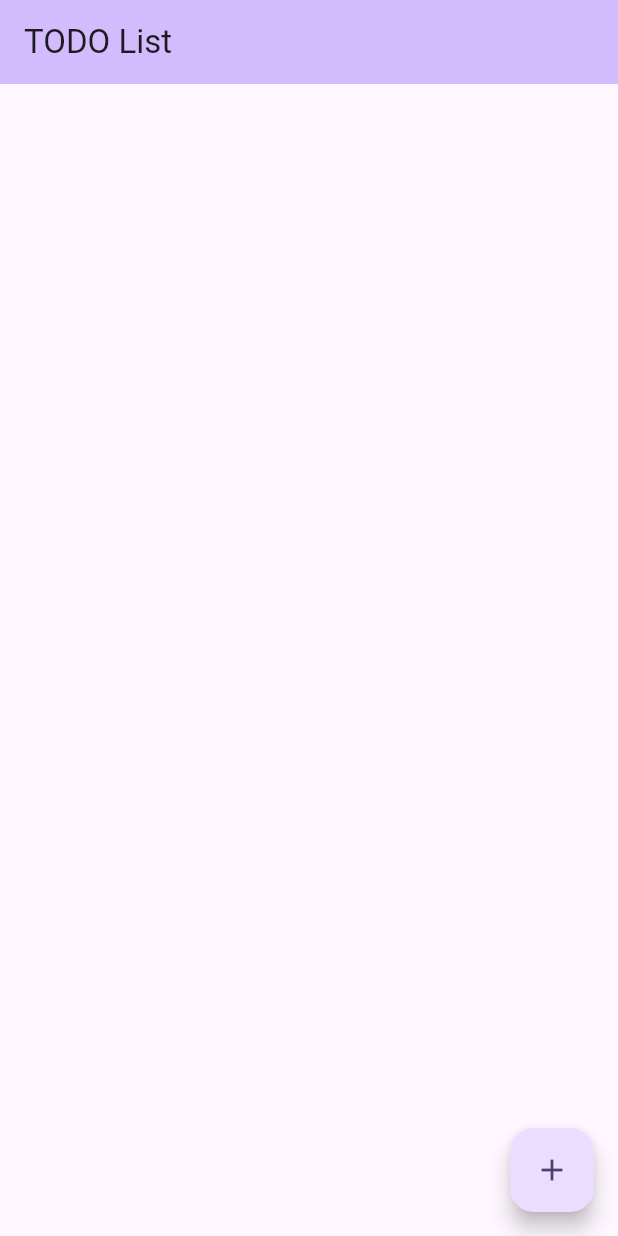
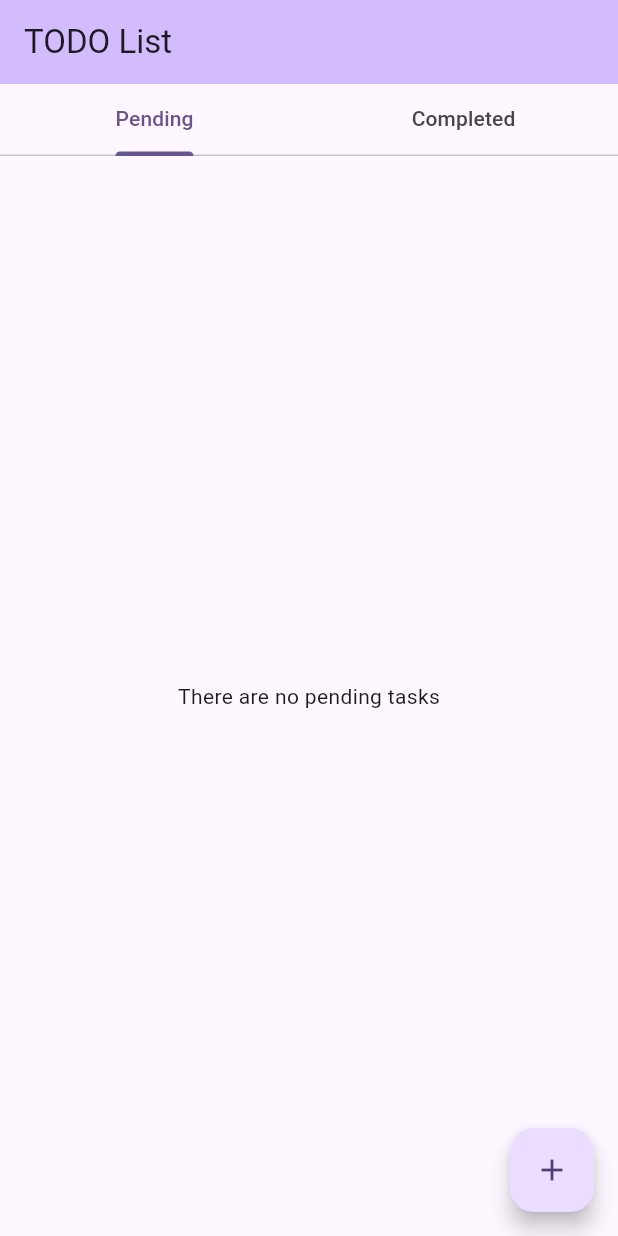
Before and after one commit to msusviela/todo_riverpod, a Flutter app: the screen it shows after launch, on a phone screen of 412 x 824 dp. Run offline on Flutter 3.47's test engine with Material 3 defaults, Android fonts, the phone set to English and light mode, and no system bars; our stand-ins replace flutter_riverpod, freezed_annotation, get_it.

Commit message:
feat: completed/uncompleted tab bar

```diff
--- a/lib/core/providers/providers.dart
+++ b/lib/core/providers/providers.dart
@@ -1 +1,2 @@
+export 'tab_provider.dart';
 export 'to_do_provider.dart';
--- /dev/null
+++ b/lib/core/providers/tab_provider.dart
@@ -0,0 +1,3 @@
+import 'package:flutter_riverpod/flutter_riverpod.dart';
+
+final tabIndexProvider = StateProvider<int>((ref) => 0);
--- a/lib/features/to_do/view/to_do_view.dart
+++ b/lib/features/to_do/view/to_do_view.dart
@@ -1,6 +1,7 @@
 import 'package:flutter/material.dart';
 import 'package:flutter_riverpod/flutter_riverpod.dart';
 import 'package:todo_app/core/providers/providers.dart';
+import 'package:todo_app/domain/to_do.dart';
 import 'package:todo_app/features/to_do/to_do.dart';
 
 class ToDoView extends ConsumerWidget {
@@ -9,16 +10,50 @@ class ToDoView extends ConsumerWidget {
   @override
   Widget build(BuildContext context, WidgetRef ref) {
     final todos = ref.watch(todoControllerProvider);
+    final pendingToDos = todos.where((toDo) => !toDo.completed).toList();
+    final completedToDos = todos.where((toDo) => toDo.completed).toList();
 
-    return Scaffold(
-      body: ListView.builder(
-        itemCount: todos.length,
-        itemBuilder: (context, index) {
-          final todo = todos[index];
-          return ToDoTile(todo: todo);
-        },
+    return DefaultTabController(
+      length: 2,
+      child: Scaffold(
+        appBar: TabBar(
+          onTap: (index) => ref.read(tabIndexProvider.notifier).state = index,
+          tabs: const [
+            Tab(text: 'Pending'),
+            Tab(text: 'Completed'),
+          ],
+        ),
+        body: TabBarView(
+          children: [
+            _ToDoList(
+                toDos: pendingToDos,
+                emptyMessage: 'There are no pending tasks'),
+            _ToDoList(
+                toDos: completedToDos,
+                emptyMessage: 'There are no completed tasks'),
+          ],
+        ),
+        floatingActionButton: const AddToDoButton(),
       ),
-      floatingActionButton: const AddToDoButton(),
     );
   }
 }
+
+class _ToDoList extends StatelessWidget {
+  const _ToDoList({required this.toDos, required this.emptyMessage});
+
+  final List<ToDo> toDos;
+  final String emptyMessage;
+
+  @override
+  Widget build(BuildContext context) {
+    return toDos.isEmpty
+        ? Center(child: Text(emptyMessage))
+        : ListView.builder(
+            itemCount: toDos.length,
+            itemBuilder: (context, index) {
+              return ToDoTile(todo: toDos[index]);
+            },
+          );
+  }
+}
--- a/lib/features/to_do/widgets/widgets.dart
+++ b/lib/features/to_do/widgets/widgets.dart
@@ -1,5 +1,4 @@
 export 'add_to_do_button.dart';
 export 'add_to_do_dialog.dart';
 export 'to_do_checkbox.dart';
-export 'to_do_delete_button.dart';
 export 'to_do_tile.dart';
```
Also changed, not shown: lib/features/to_do/widgets/to_do_delete_button.dart (deleted, +0 -22 lines), lib/features/to_do/widgets/to_do_tile.dart (+43 -26 lines).
